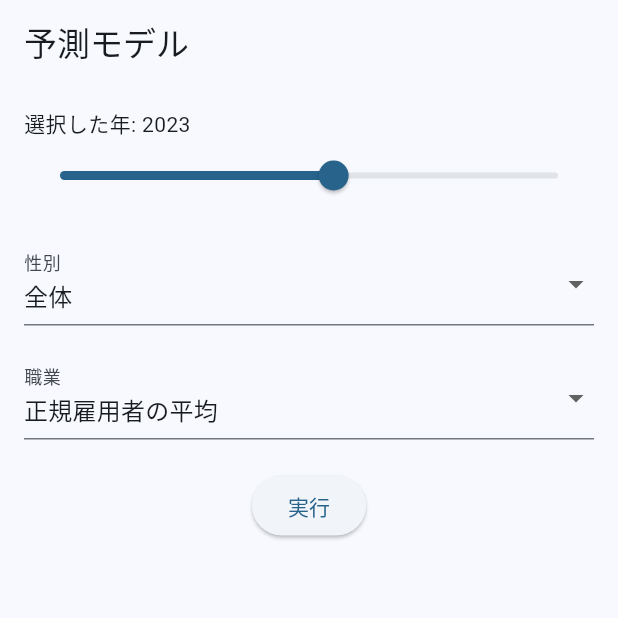
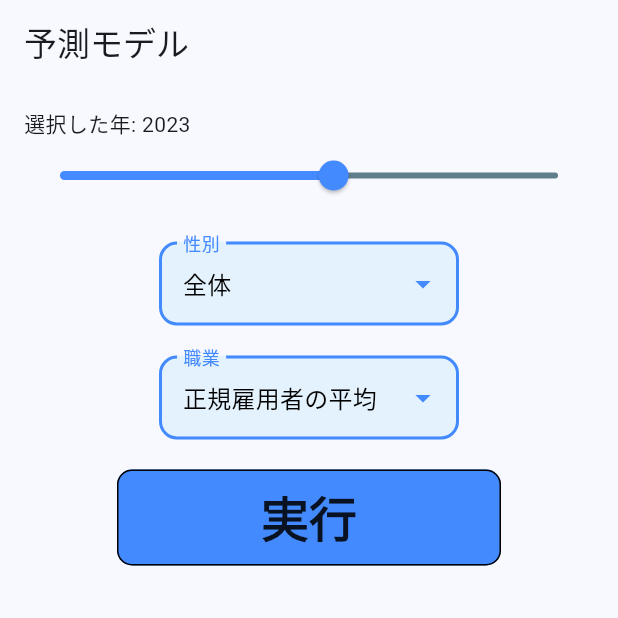
Before and after one commit to ironmax123/cp_front, a Flutter app: the screen it shows after launch, on a phone screen of 412 x 824 dp, the top half of it. Run offline on Flutter 3.47's test engine with Material 3 defaults, Android fonts, the phone set to English and light mode, and no system bars; our stand-ins replace flutter_dotenv, flutter_hooks, go_router.

Commit message:
デザイン作成２

```diff
--- a/lib/pages/components/dropdown.dart
+++ b/lib/pages/components/dropdown.dart
@@ -16,13 +16,33 @@ class CustomDropdown extends StatelessWidget {
 
   @override
   Widget build(BuildContext context) {
-    return DropdownButtonFormField<String>(
+    return SizedBox(
+      width: 200, // 横幅を狭める
+      child: DropdownButtonFormField<String>(
         value: value,
-      decoration: InputDecoration(labelText: labelText),
+        decoration: InputDecoration(
+          labelText: labelText,
+          labelStyle: const TextStyle(color: Colors.blueAccent),
+          enabledBorder: OutlineInputBorder(
+            borderRadius: BorderRadius.circular(12),
+            borderSide: const BorderSide(color: Colors.blueAccent, width: 2),
+          ),
+          focusedBorder: OutlineInputBorder(
+            borderRadius: BorderRadius.circular(12),
+            borderSide: const BorderSide(color: Colors.blue, width: 2.5),
+          ),
+          filled: true,
+          fillColor: Colors.blue[50],
+        ),
+        dropdownColor: Colors.blue[50],
+        icon: const Icon(Icons.arrow_drop_down, color: Colors.blueAccent),
         items: items
             .map((item) => DropdownMenuItem(
                   value: item,
-                child: Text(item),
+                  child: Text(
+                    item,
+                    style: const TextStyle(color: Colors.black),
+                  ),
                 ))
             .toList(),
         onChanged: onChanged,
@@ -32,6 +52,7 @@ class CustomDropdown extends StatelessWidget {
           }
           return null;
         },
+      ),
     );
   }
 }
--- a/lib/pages/components/year_slider.dart
+++ b/lib/pages/components/year_slider.dart
@@ -9,8 +9,11 @@ Widget yearSlider({
   return Column(
     crossAxisAlignment: CrossAxisAlignment.start,
     children: [
+      const SizedBox(width: double.infinity),
       Text('選択した年: $initialYear'), // 選択された年を表示
       Slider(
+        activeColor: Colors.blueAccent,
+        inactiveColor: Colors.blueGrey,
         value: initialYear.toDouble(),
         min: minYear.toDouble(),
         max: maxYear.toDouble(),
--- a/lib/pages/page.dart
+++ b/lib/pages/page.dart
@@ -16,13 +16,50 @@ class HomePage extends HookWidget {
     final gender = useState<String>('全体');
     final occupation = useState<String>('正規雇用者の平均');
 
+    /// ローディングダイアログを表示する関数
+    void showLoadingDialog(BuildContext context) {
+      showDialog(
+        context: context,
+        barrierDismissible: false, // 外側タップで閉じない
+        builder: (context) {
+          return const AlertDialog(
+            content: SizedBox(
+              height: 80,
+              child: Column(
+                mainAxisAlignment: MainAxisAlignment.center,
+                children: [
+                  CircularProgressIndicator(),
+                  SizedBox(height: 16),
+                  Text('データを取得中...'),
+                ],
+              ),
+            ),
+          );
+        },
+      );
+    }
+
     Future<void> fetchPrediction() async {
+      // クルクル表示
+      showLoadingDialog(context);
+
+      try {
         final result = await Prediction().getPrediction(
           year.value,
           gender.value,
           occupation.value,
         );
         prediction.value = result;
+        // ignore: use_build_context_synchronously
+        Navigator.of(context).pop(); // クルクルを閉じる
+      } catch (e) {
+        // ignore: use_build_context_synchronously
+        Navigator.of(context).pop();
+        // ignore: use_build_context_synchronously
+        ScaffoldMessenger.of(context).showSnackBar(
+          const SnackBar(content: Text('データ取得に失敗しました')),
+        );
+      }
     }
 
     return Scaffold(
@@ -34,11 +71,15 @@ class HomePage extends HookWidget {
         child: Column(
           crossAxisAlignment: CrossAxisAlignment.center,
           children: [
-            yearSlider(
+            const SizedBox(width: double.infinity),
+            SizedBox(
+              width: 512,
+              child: yearSlider(
                 initialYear: year.value,
                 onChanged: (int value) {
                   year.value = value;
                 },
+              ),
             ),
             const SizedBox(height: 20),
             CustomDropdown(
@@ -63,7 +104,16 @@ class HomePage extends HookWidget {
               },
             ),
             const SizedBox(height: 20),
-            ElevatedButton(
+            OutlinedButton(
+              style: OutlinedButton.styleFrom(
+                foregroundColor: Colors.black87,
+                backgroundColor: Colors.blueAccent,
+                shape: RoundedRectangleBorder(
+                  borderRadius: BorderRadius.circular(10),
+                ),
+                side: const BorderSide(),
+                minimumSize: const Size(256, 64),
+              ),
               onPressed: () async {
                 await fetchPrediction();
                 // ignore: use_build_context_synchronously
@@ -72,7 +122,11 @@ class HomePage extends HookWidget {
                   extra: prediction.value,
                 );
               },
-              child: const Text('実行'),
+              child: const Text('実行',
+                  style: TextStyle(
+                    fontSize: 32,
+                    fontWeight: FontWeight.bold,
+                  )),
             ),
           ],
         ),
```
Lines whose indentation alone changed are shown as unchanged.
